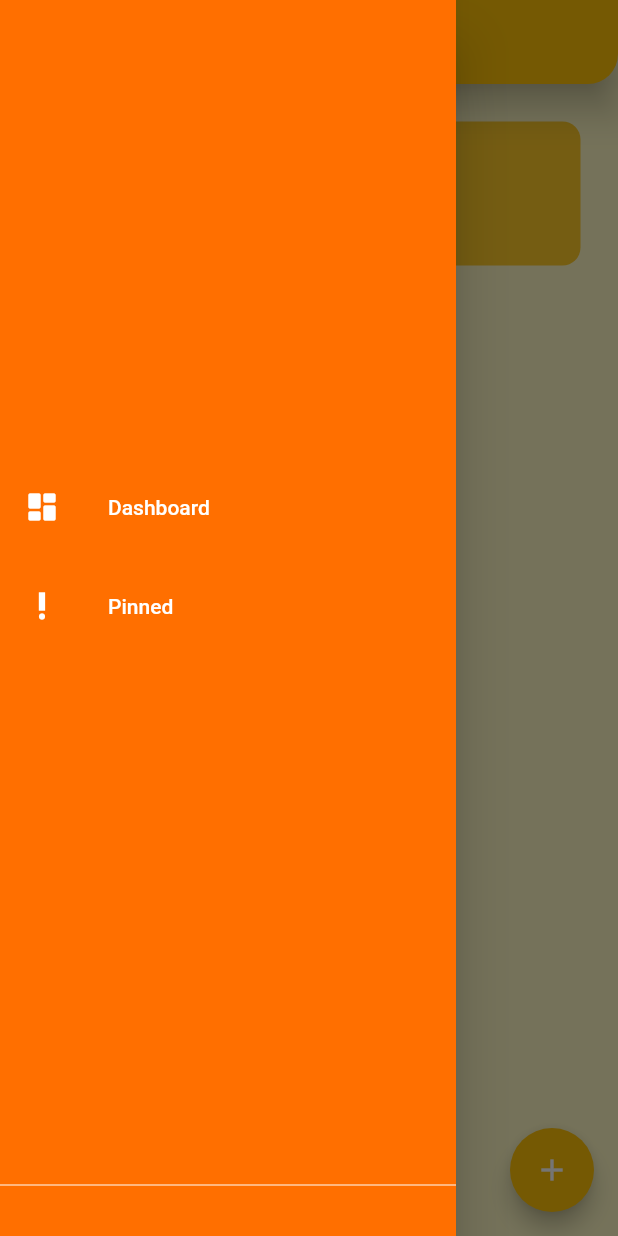
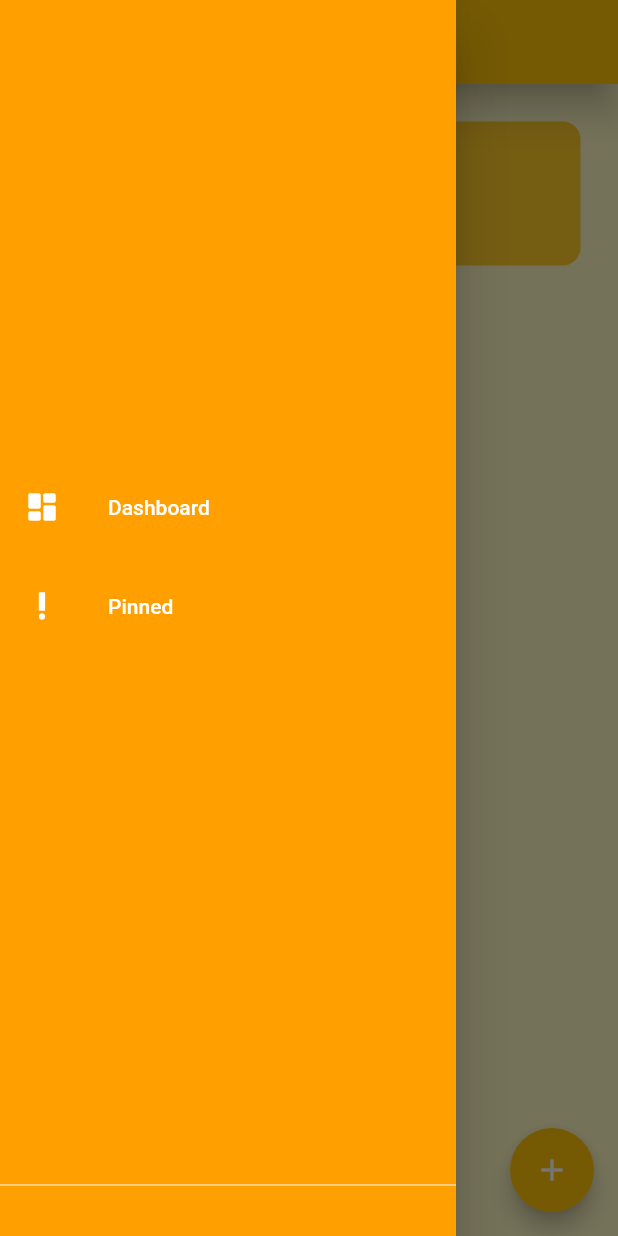
Before and after one commit to sa-rss21/CS3301_planner_app, a Flutter app: the screen it shows after launch, with the side drawer open, on a phone screen of 412 x 824 dp. Run offline on Flutter 3.47's test engine with Material 2 defaults, Android fonts, the phone set to English and light mode, and no system bars; drawn by our look-alikes of flutter_slidable; our stand-ins replace hive, hive_flutter; accounts and stored records are empty.

Commit message:
-Made it work on Android and changed color of Dahboard App bar

```diff
--- a/lib/pages/dash_board_page.dart
+++ b/lib/pages/dash_board_page.dart
@@ -5,10 +5,11 @@ class DashBoardPage extends StatelessWidget {
   @override
   Widget build(BuildContext context) {
     return Scaffold(
+      backgroundColor: Colors.yellow[100],
       appBar: AppBar(
         title: Text('Dash board for now'),
         centerTitle: true,
-        backgroundColor: Colors.blue.shade600,
+        backgroundColor: Theme.of(context).primaryColor,
       ),
     );
   }
--- a/lib/pages/home.dart
+++ b/lib/pages/home.dart
@@ -78,19 +78,7 @@ class _HomePageState extends State<HomePage> {
         ),
         centerTitle: true,
         elevation: 10,
-        backgroundColor: Colors
-            .transparent, // Set the AppBar background color to transparent
-        automaticallyImplyLeading: false, // Disable the back button if needed
-        flexibleSpace: Container(
-          decoration: BoxDecoration(
-            borderRadius: BorderRadius.vertical(
-              bottom: Radius.circular(
-                  20.0), // Adjust the radius to round the corners as desired
-            ),
-            color: Colors.amber, // You can set the background color here
           ),
-        ),
-      ),
       drawer: NavigationDrawerWidget(),
       floatingActionButton: FloatingActionButton(
         onPressed: createNewTask,
--- a/lib/widget/navigation_draw_widget.dart
+++ b/lib/widget/navigation_draw_widget.dart
@@ -8,7 +8,7 @@ class NavigationDrawerWidget extends StatelessWidget {
   Widget build(BuildContext context) {
     return Drawer(
       child: Material(
-        color: Colors.amber.shade900,
+        color: Colors.amber.shade700,
         child: ListView(
           padding: padding,
           children: <Widget>[
```
